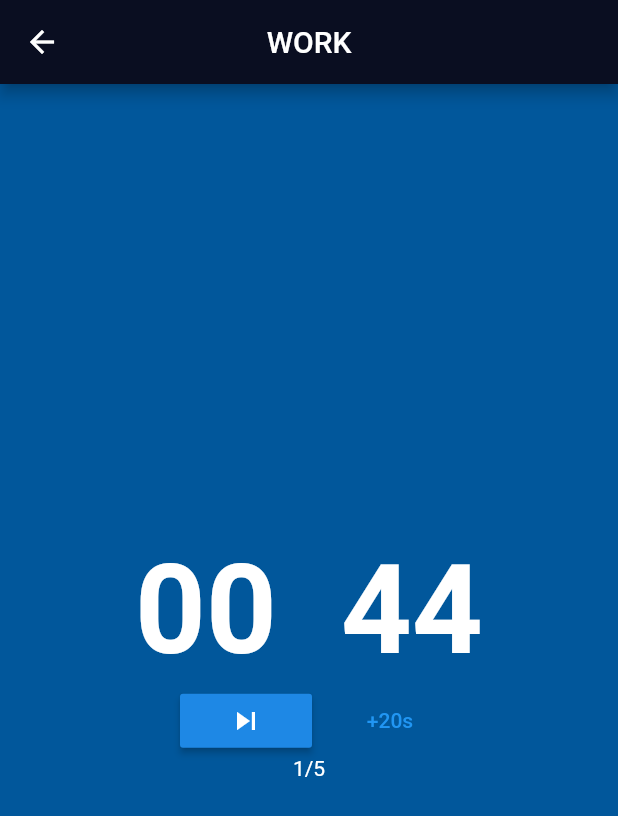
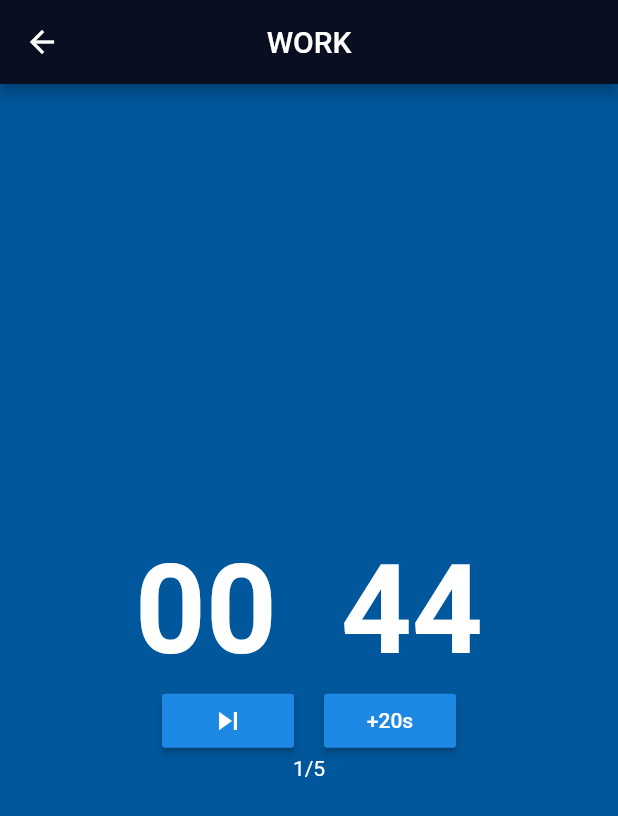
Before and after one commit to jala1494/LoopLoop, a Flutter app: the screen it shows after launch, after a tap on "START", on a phone screen of 412 x 824 dp. Shown: the top 816 px of the screen. Run offline on Flutter 3.47's test engine with Material 2 defaults, Android fonts, the phone set to English and light mode, and no system bars; our stand-ins replace shared_preferences.

Commit message:
add retry

```diff
--- a/lib/Run/run_screen.dart
+++ b/lib/Run/run_screen.dart
@@ -149,7 +149,7 @@ class _RunState extends State<Run> {
                       width: 20,
                     ),
 
-                    TextButton(
+                    RaisedButton(
                         child: Text('+20s'),
                         onPressed: () {
                           setState(() {
@@ -178,12 +178,12 @@ class _RunState extends State<Run> {
             Text('FINSH'),
             Row(mainAxisAlignment: MainAxisAlignment.center, children: [
               IconButton(
-                icon: Icon(Icons.arrow_back),
+                icon: Icon(Icons.replay),
                 onPressed: () {
                   setState(() {
                     _isrunning = true;
-                    widget.run = Time(0, 0, 0);
-                    _startTimer();
+                    widget.run = widget.init;
+                    _unpauseTimer();
                   });
                 },
               ),
```
